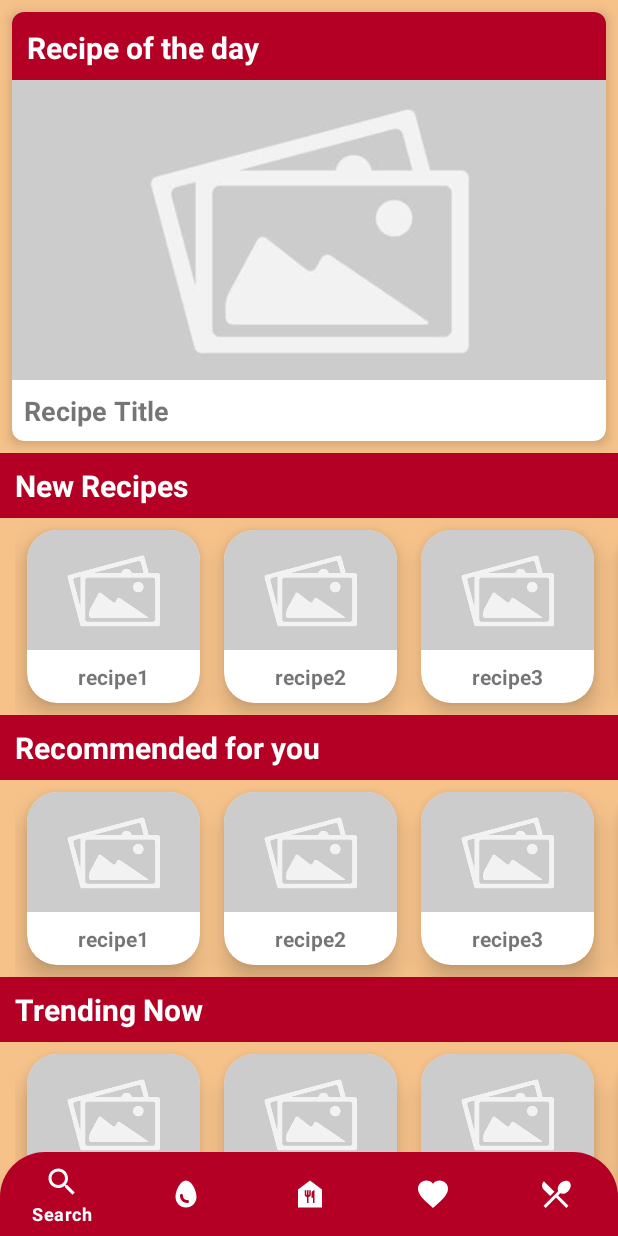
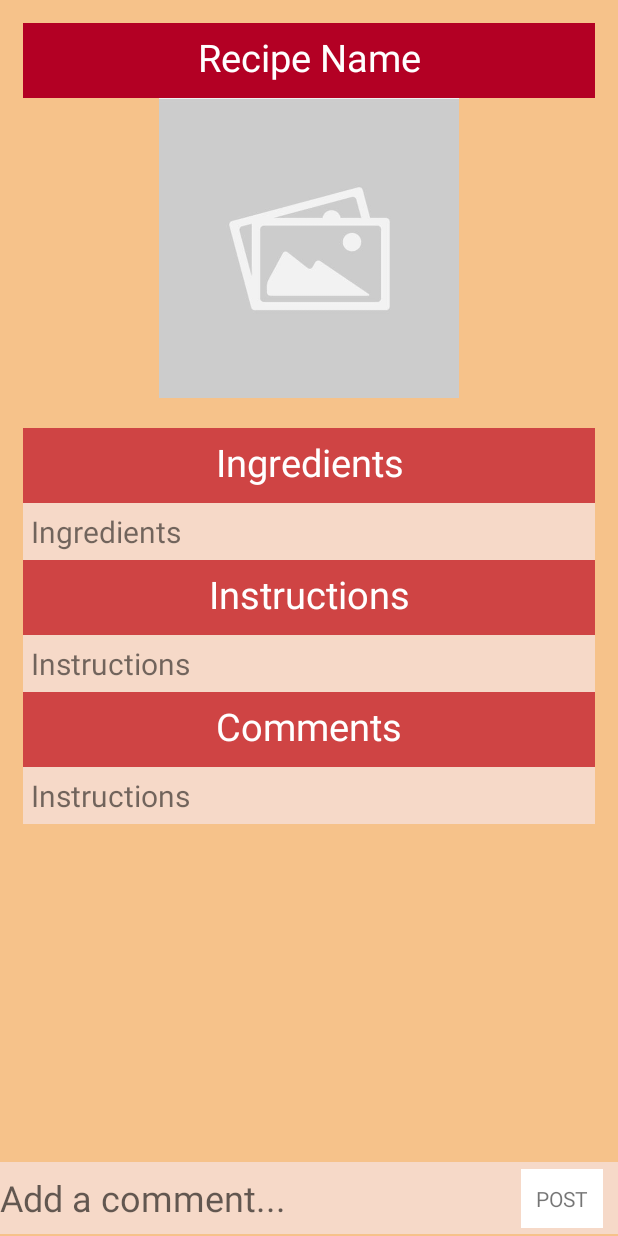
Before and after one commit to anf38/CapstoneRecipes, an Android app: the screen it shows after launch once a user with an empty profile is signed in (MainActivity before the commit, ViewRecipe after it), after a tap on "recipe1", on a phone screen of 412 x 824 dp. Run offline under Robolectric (Android 15) with nearby library versions, the light colour scheme and no system bars; our stand-ins replace Firebase (no records; nobody signed in at launch, a user with empty details on screens opened directly).

Commit message:
default page connected for recipe card

```diff
--- a/app/src/main/java/com/example/pantrypal/MainActivity.java
+++ b/app/src/main/java/com/example/pantrypal/MainActivity.java
@@ -1,4 +1,5 @@
 package com.example.pantrypal;
+
 import android.content.Intent;
 import android.content.om.FabricatedOverlay;
 import android.os.Bundle;
@@ -13,10 +14,10 @@ import androidx.cardview.widget.CardView;
 import com.google.android.material.bottomnavigation.BottomNavigationView;
 import com.google.android.material.navigation.NavigationBarView;
 import com.google.firebase.auth.FirebaseAuth;
+
 public class MainActivity extends AppCompatActivity {
     FirebaseAuth auth;
     BottomNavigationView nav;
-
     @Override
     protected void onCreate(Bundle savedInstanceState) {
         super.onCreate(savedInstanceState);
@@ -24,8 +25,6 @@ public class MainActivity extends AppCompatActivity {
         auth = FirebaseAuth.getInstance();
         nav = findViewById(R.id.nav);
         nav.setSelectedItemId(R.id.homeIcon);
-
-        // Inside your activity or fragment
 
 // Get references to all the CardViews (new)
         CardView firstNewCard = findViewById(R.id.firstNewCard);
@@ -48,7 +47,6 @@ public class MainActivity extends AppCompatActivity {
         CardView fourthTrendCard = findViewById(R.id.fourthTrendCard);
         CardView fifthTrendCard = findViewById(R.id.fifthTrendCard);
         CardView sixthTrendCard = findViewById(R.id.sixthTrendCard);
-// Add references to other CardViews as needed
 
 // Create an OnClickListener for all CardViews
         View.OnClickListener cardClickListener = new View.OnClickListener() {
@@ -57,6 +55,7 @@ public class MainActivity extends AppCompatActivity {
                 // Perform action when any CardView is clicked, such as navigating to a new activity
                 Intent intent = new Intent(MainActivity.this, ViewRecipe.class);
                 startActivity(intent);
+                finish();
             }
         };
 
@@ -68,25 +67,20 @@ public class MainActivity extends AppCompatActivity {
         fifthNewCard.setOnClickListener(cardClickListener);
         sixthNewCard.setOnClickListener(cardClickListener);
 
-        firstNewCard.setOnClickListener(cardClickListener);
-        secondNewCard.setOnClickListener(cardClickListener);
-        thirdNewCard.setOnClickListener(cardClickListener);
-        fourthNewCard.setOnClickListener(cardClickListener);
-        fifthNewCard.setOnClickListener(cardClickListener);
-        sixthNewCard.setOnClickListener(cardClickListener);
+        firstRecCard.setOnClickListener(cardClickListener);
+        secondRecCard.setOnClickListener(cardClickListener);
+        thirdRecCard.setOnClickListener(cardClickListener);
+        fourthRecCard.setOnClickListener(cardClickListener);
+        fifthRecCard.setOnClickListener(cardClickListener);
+        sixthRecCard.setOnClickListener(cardClickListener);
 
-        firstNewCard.setOnClickListener(cardClickListener);
-        secondNewCard.setOnClickListener(cardClickListener);
-        thirdNewCard.setOnClickListener(cardClickListener);
-        fourthNewCard.setOnClickListener(cardClickListener);
-        fifthNewCard.setOnClickListener(cardClickListener);
-        sixthNewCard.setOnClickListener(cardClickListener);
+        firstTrendCard.setOnClickListener(cardClickListener);
+        secondTrendCard.setOnClickListener(cardClickListener);
+        thirdTrendCard.setOnClickListener(cardClickListener);
+        fourthTrendCard.setOnClickListener(cardClickListener);
+        fifthTrendCard.setOnClickListener(cardClickListener);
+        sixthTrendCard.setOnClickListener(cardClickListener);
 // Set OnClickListener for other CardViews as needed
-
-
-
-
-
 
 
         nav.setOnItemSelectedListener(new NavigationBarView.OnItemSelectedListener() {
--- a/app/src/main/java/com/example/pantrypal/ViewRecipe.java
+++ b/app/src/main/java/com/example/pantrypal/ViewRecipe.java
@@ -1,4 +1,14 @@
 package com.example.pantrypal;
 
-public class ViewRecipe {
+import android.os.Bundle;
+
+import androidx.appcompat.app.AppCompatActivity;
+
+public class ViewRecipe extends AppCompatActivity {
+
+    @Override
+    protected void onCreate(Bundle savedInstanceState) {
+        super.onCreate(savedInstanceState);
+        setContentView(R.layout.activity_viewrecipe); // Set the layout file for this activity
+    }
 }
--- a/app/src/main/res/layout/activity_newrecipe.xml
+++ b/app/src/main/res/layout/activity_newrecipe.xml
@@ -21,7 +21,7 @@
             android:padding="5dp"
             android:textSize="25sp"
             android:textColor="@color/white"
-            android:background="@color/purple_500" />
+            android:background="@color/red" />
 
 
         <!-- ImageView to display the selected image -->
--- /dev/null
+++ b/app/src/main/res/layout/activity_viewrecipe.xml
@@ -0,0 +1,128 @@
+<?xml version="1.0" encoding="utf-8"?>
+<RelativeLayout xmlns:android="http://schemas.android.com/apk/res/android"
+    xmlns:tools="http://schemas.android.com/tools"
+    android:layout_width="match_parent"
+    android:layout_height="match_parent"
+    android:background="#F6C28A"
+    tools:context=".ViewRecipe">
+
+    <ScrollView
+        android:layout_width="match_parent"
+        android:layout_height="match_parent"
+        android:layout_above="@id/commentLayout"
+        android:layout_alignParentTop="true"
+        android:layout_marginBottom="8dp">
+
+        <LinearLayout
+            android:layout_width="match_parent"
+            android:layout_height="wrap_content"
+            android:orientation="vertical"
+            android:padding="15dp">
+
+            <TextView
+                android:layout_width="match_parent"
+                android:layout_height="50dp"
+                android:background="@color/red"
+                android:padding="5dp"
+                android:text="Recipe Name"
+                android:textAlignment="center"
+                android:textColor="@color/white"
+                android:textSize="25sp" />
+
+            <!-- ImageView to display the selected image -->
+            <ImageView
+                android:id="@+id/imageView"
+                android:layout_width="match_parent"
+                android:layout_height="200dp"
+                android:layout_marginBottom="20dp"
+                android:adjustViewBounds="true"
+                android:scaleType="fitCenter"
+                android:src="@drawable/placeholder_image" />
+
+            <TextView
+                android:layout_width="match_parent"
+                android:layout_height="50dp"
+                android:background="@color/light_red"
+                android:padding="5dp"
+                android:text="Ingredients"
+                android:textAlignment="center"
+                android:textColor="@color/white"
+                android:textSize="25sp" />
+
+            <TextView
+                android:layout_width="match_parent"
+                android:layout_height="wrap_content"
+                android:background="@color/pale_yellow"
+                android:padding="5dp"
+                android:text="Ingredients"
+                android:textSize="20sp" />
+
+            <TextView
+                android:layout_width="match_parent"
+                android:layout_height="50dp"
+                android:background="@color/light_red"
+                android:padding="5dp"
+                android:text="Instructions"
+                android:textAlignment="center"
+                android:textColor="@color/white"
+                android:textSize="25sp" />
+
+            <TextView
+                android:layout_width="match_parent"
+                android:layout_height="wrap_content"
+                android:background="@color/pale_yellow"
+                android:padding="5dp"
+                android:text="Instructions"
+                android:textSize="20sp" />
+
+            <TextView
+                android:layout_width="match_parent"
+                android:layout_height="50dp"
+                android:background="@color/light_red"
+                android:padding="5dp"
+                android:text="Comments"
+                android:textAlignment="center"
+                android:textColor="@color/white"
+                android:textSize="25sp" />
+
+            <TextView
+                android:layout_width="match_parent"
+                android:layout_height="wrap_content"
+                android:background="@color/pale_yellow"
+                android:padding="5dp"
+                android:text="Instructions"
+                android:textSize="20sp" />
+
+        </LinearLayout>
+    </ScrollView>
+
+    <RelativeLayout
+        android:id="@+id/commentLayout"
+        android:layout_width="match_parent"
+        android:layout_height="wrap_content"
+        android:layout_alignParentBottom="true">
+
+        <EditText
+            android:id="@+id/add_comment"
+            android:layout_width="match_parent"
+            android:layout_height="48dp"
+            android:hint="Add a comment..."
+            android:background="@color/pale_yellow"
+            android:textSize="24dp"/>
+
+        <TextView
+            android:layout_width="wrap_content"
+            android:layout_height="wrap_content"
+            android:id="@+id/post"
+            android:text="POST"
+            android:padding="10dp"
+            android:layout_marginStart="10dp"
+            android:layout_marginEnd="10dp"
+            android:layout_marginBottom="10dp"
+            android:layout_alignParentEnd="true"
+            android:layout_centerVertical="true"
+            android:background="@color/white"/>
+
+    </RelativeLayout>
+
+</RelativeLayout>
--- a/app/src/main/res/layout/card_item.xml
+++ /dev/null
@@ -1,32 +0,0 @@
-<?xml version="1.0" encoding="utf-8"?><!-- XML implementation of Card Layout -->
-<androidx.cardview.widget.CardView
-    xmlns:android="http://schemas.android.com/apk/res/android"
-    xmlns:app="http://schemas.android.com/apk/res-auto"
-    android:layout_width="200dp"
-    android:layout_weight="1"
-    android:layout_height="wrap_content"
-    android:layout_margin="8dp"
-    app:cardCornerRadius="8dp"
-    app:cardElevation="4dp">
-
-    <LinearLayout
-        android:layout_width="match_parent"
-        android:layout_height="match_parent"
-        android:orientation="vertical">
-
-        <ImageView
-            android:layout_width="match_parent"
-            android:layout_height="150dp"
-            android:scaleType="centerCrop"
-            android:src="@drawable/placeholder_image" />
-
-        <TextView
-            android:layout_width="match_parent"
-            android:layout_height="wrap_content"
-            android:padding="8dp"
-            android:text="Recipe Title"
-            android:textSize="18sp"
-            android:textStyle="bold" />
-
-    </LinearLayout>
-</androidx.cardview.widget.CardView>
--- a/app/src/main/res/values/colors.xml
+++ b/app/src/main/res/values/colors.xml
@@ -13,6 +13,7 @@
     <color name="pale_red">#FC9486</color>
     <color name="light_red">#CF4444</color>
     <color name="red">#B30024</color>
+    <color name="pale_yellow">#F6D9C8</color>
     <color name="yellow">#F6C28A</color>
     <color name="olive_green">#4B6541</color>
     <color name="green">#205E21</color>
```
